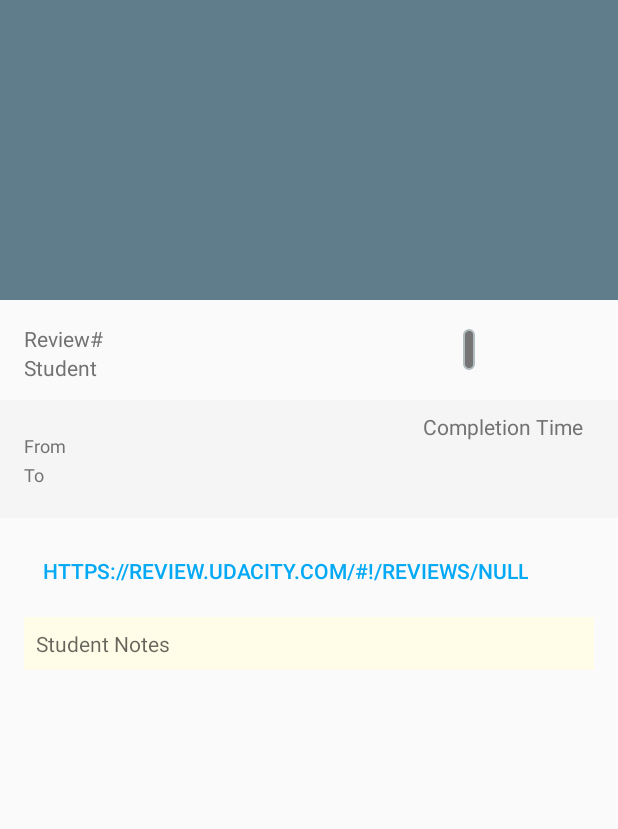
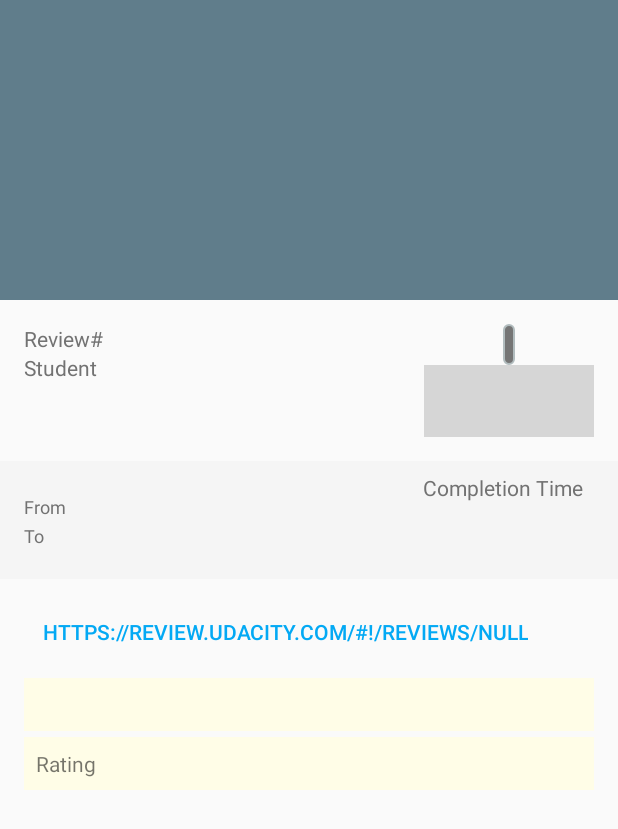
Before and after one commit to throwrocks/android-udacity-reviews, an Android app: the ReviewsDetailActivityFragment screen opened directly, with no data from a screen before it, on a phone screen of 412 x 824 dp. Shown: the top 829 px of the screen. Run offline under Robolectric (Android 15) with nearby library versions, the phone set to English and light mode, and no system bars; 3 statements that could not run were skipped; grey boxes are pictures that could not be loaded.

Commit message:
Moved the rating layout to it's own file so it can be re-used in the details layout.

```diff
--- a/app/src/main/java/rocks/athrow/android_udacity_reviews/ReviewListAdapter.java
+++ b/app/src/main/java/rocks/athrow/android_udacity_reviews/ReviewListAdapter.java
@@ -8,6 +8,7 @@ import android.support.v7.widget.RecyclerView;
 import android.util.Log;
 import android.view.LayoutInflater;
 import android.view.View;
+import android.view.ViewDebug;
 import android.view.ViewGroup;
 import android.widget.ImageView;
 import android.widget.LinearLayout;
--- a/app/src/main/java/rocks/athrow/android_udacity_reviews/ReviewsListFragmentActivity.java
+++ b/app/src/main/java/rocks/athrow/android_udacity_reviews/ReviewsListFragmentActivity.java
@@ -93,7 +93,7 @@ public class ReviewsListFragmentActivity extends Fragment implements ReviewsList
         Realm.setDefaultConfiguration(realmConfig);
         Realm realm = Realm.getDefaultInstance();
         realm.beginTransaction();
-        RealmResults<RealmReview> reviews = realm.where(RealmReview.class).findAll().sort("id", Sort.DESCENDING);
+        RealmResults<RealmReview> reviews = realm.where(RealmReview.class).findAll().sort("completed_at", Sort.DESCENDING);
         realm.commitTransaction();
         RealmReviewsAdapter realmAdapter = new RealmReviewsAdapter(getContext(), reviews);
         reviewListAdapter.setRealmAdapter(realmAdapter);
--- a/app/src/main/res/layout/fragment_reviews_detail.xml
+++ b/app/src/main/res/layout/fragment_reviews_detail.xml
@@ -22,7 +22,7 @@
         <LinearLayout
             android:layout_width="wrap_content"
             android:layout_height="wrap_content"
-            android:layout_weight="1"
+            android:layout_weight="2"
             android:orientation="vertical"
             android:weightSum="1">
 
@@ -67,15 +67,15 @@
             </LinearLayout>
 
         </LinearLayout>
-        <!--Result Badge-->
+        <!--Result Badge & Rating-->
         <LinearLayout
             android:layout_width="wrap_content"
-            android:layout_height="match_parent"
+            android:layout_height="wrap_content"
             android:layout_gravity="end"
             android:layout_marginBottom="4dp"
             android:layout_weight="1"
             android:gravity="center"
-            android:orientation="horizontal">
+            android:orientation="vertical">
 
             <TextView
                 android:id="@+id/review_detail_result"
@@ -83,6 +83,8 @@
                 android:layout_width="wrap_content"
                 android:layout_height="wrap_content"
                 android:textColor="@color/textIcons" />
+
+            <include layout="@layout/rating_stars" />
         </LinearLayout>
     </LinearLayout>
     <!--============================================================================================
@@ -96,11 +98,11 @@
         android:layout_marginBottom="8dp"
         android:layout_marginTop="8dp"
         android:background="#F5F5F5"
+        android:baselineAligned="false"
         android:gravity="center"
         android:orientation="horizontal"
         android:paddingEnd="16dp"
-        android:paddingStart="16dp"
-        android:baselineAligned="false">
+        android:paddingStart="16dp">
         <!--FROM-->
         <LinearLayout
             android:layout_width="0dp"
@@ -218,8 +220,25 @@
             android:layout_width="match_parent"
             android:layout_height="wrap_content"
             android:background="#FFFDE7"
-            android:hint="Student Notes"
             android:padding="8dp" />
     </LinearLayout>
 
+
+    <LinearLayout
+        android:layout_width="match_parent"
+        android:layout_height="wrap_content"
+        android:layout_marginBottom="4dp"
+        android:layout_marginEnd="16dp"
+        android:layout_marginStart="16dp"
+        android:orientation="horizontal">
+
+        <TextView
+            android:id="@+id/review_detail_rating"
+            android:layout_width="match_parent"
+            android:layout_height="wrap_content"
+            android:background="#FFFDE7"
+            android:padding="8dp"
+            android:text="Rating" />
+    </LinearLayout>
+
 </LinearLayout>
```
Also changed, not shown: app/src/main/java/rocks/athrow/android_udacity_reviews/ReviewsDetailActivityFragment.java (+9 -7 lines), app/src/main/res/layout/review_list_item.xml (+2 -39 lines).
